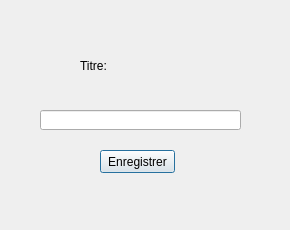
First picture: the form in c_detail_ajout.ui, repository AlexSerfa/DVDFLIX, before the edit.
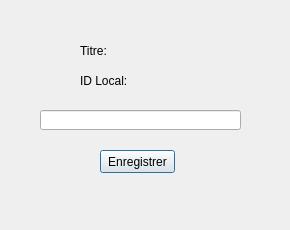
Second picture: the form after the edit.

Patch:
```diff
--- a/c_detail_ajout.ui
+++ b/c_detail_ajout.ui
@@ -45,13 +45,26 @@
      <x>80</x>
      <y>40</y>
      <width>181</width>
-     <height>51</height>
+     <height>21</height>
     </rect>
    </property>
    <property name="text">
     <string>Titre:</string>
    </property>
   </widget>
+  <widget class="QLabel" name="id_local">
+   <property name="geometry">
+    <rect>
+     <x>80</x>
+     <y>70</y>
+     <width>181</width>
+     <height>21</height>
+    </rect>
+   </property>
+   <property name="text">
+    <string>ID Local:</string>
+   </property>
+  </widget>
  </widget>
  <resources/>
  <connections/>
```
